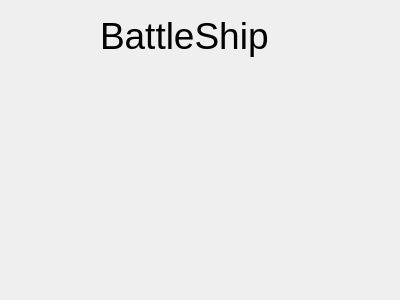
Old version of the form untitled/battlelocalgame.ui in the repository rc2524/Battleship-game.
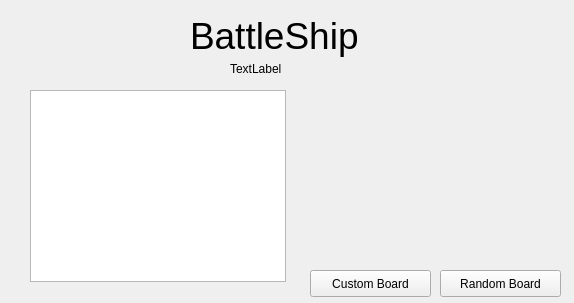
New version of the form.

```diff
--- a/untitled/battlelocalgame.ui
+++ b/untitled/battlelocalgame.ui
@@ -6,8 +6,8 @@
    <rect>
     <x>0</x>
     <y>0</y>
-    <width>400</width>
-    <height>300</height>
+    <width>574</width>
+    <height>303</height>
    </rect>
   </property>
   <property name="windowTitle">
@@ -16,7 +16,7 @@
   <widget class="QLabel" name="GameLogo">
    <property name="geometry">
     <rect>
-     <x>100</x>
+     <x>190</x>
      <y>10</y>
      <width>191</width>
      <height>51</height>
@@ -31,6 +31,55 @@
     <string>BattleShip</string>
    </property>
   </widget>
+  <widget class="QPushButton" name="RandomButton">
+   <property name="geometry">
+    <rect>
+     <x>440</x>
+     <y>270</y>
+     <width>121</width>
+     <height>27</height>
+    </rect>
+   </property>
+   <property name="text">
+    <string>Random Board</string>
+   </property>
+  </widget>
+  <widget class="QLabel" name="label">
+   <property name="geometry">
+    <rect>
+     <x>230</x>
+     <y>60</y>
+     <width>67</width>
+     <height>17</height>
+    </rect>
+   </property>
+   <property name="text">
+    <string>TextLabel</string>
+   </property>
+  </widget>
+  <widget class="QPushButton" name="CustomButton">
+   <property name="geometry">
+    <rect>
+     <x>310</x>
+     <y>270</y>
+     <width>121</width>
+     <height>27</height>
+    </rect>
+   </property>
+   <property name="text">
+    <string>Custom Board</string>
+   </property>
+  </widget>
+  <widget class="QTextBrowser" name="PlayerGameBoard">
+   <property name="geometry">
+    <rect>
+     <x>30</x>
+     <y>90</y>
+     <width>256</width>
+     <height>192</height>
+    </rect>
+   </property>
+  </widget>
  </widget>
  <resources/>
  <connections/>
```
